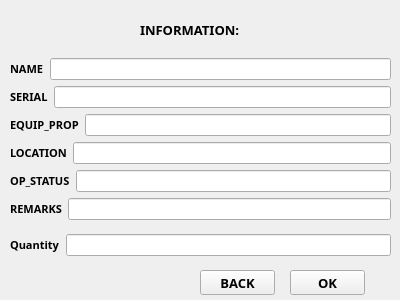
First picture: the form in information.ui, repository markytools/sume-borrower-app, before the edit.
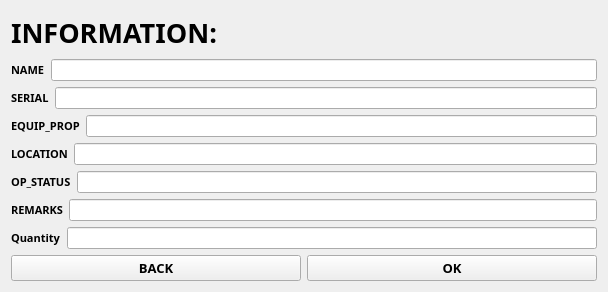
Second picture: the form after the edit.

Diff of the .ui file:
```diff
--- a/information.ui
+++ b/information.ui
@@ -6,34 +6,46 @@
    <rect>
     <x>0</x>
     <y>0</y>
-    <width>400</width>
-    <height>300</height>
+    <width>608</width>
+    <height>292</height>
    </rect>
   </property>
   <property name="minimumSize">
    <size>
-    <width>400</width>
-    <height>300</height>
+    <width>0</width>
+    <height>0</height>
    </size>
   </property>
   <property name="maximumSize">
    <size>
-    <width>400</width>
-    <height>300</height>
+    <width>16777215</width>
+    <height>16777215</height>
    </size>
   </property>
   <property name="windowTitle">
    <string>Form</string>
   </property>
-  <widget class="QWidget" name="layoutWidget">
-   <property name="geometry">
-    <rect>
-     <x>10</x>
-     <y>50</y>
-     <width>381</width>
-     <height>214</height>
-    </rect>
-   </property>
+  <layout class="QGridLayout" name="gridLayout">
+   <item row="0" column="0">
+    <layout class="QVBoxLayout" name="verticalLayout_4">
+     <item>
+      <widget class="QLabel" name="information">
+       <property name="font">
+        <font>
+         <family>Segoe UI Black</family>
+         <pointsize>20</pointsize>
+         <weight>75</weight>
+         <bold>true</bold>
+        </font>
+       </property>
+       <property name="text">
+        <string>INFORMATION:</string>
+       </property>
+      </widget>
+     </item>
+     <item>
+      <layout class="QVBoxLayout" name="verticalLayout_3">
+       <item>
    <layout class="QVBoxLayout" name="verticalLayout_2">
     <item>
      <layout class="QVBoxLayout" name="verticalLayout">
@@ -194,16 +206,11 @@
      </layout>
     </item>
    </layout>
-  </widget>
+       </item>
+       <item>
+        <layout class="QHBoxLayout" name="horizontalLayout_8">
+         <item>
   <widget class="QPushButton" name="BackButton">
-   <property name="geometry">
-    <rect>
-     <x>200</x>
-     <y>270</y>
-     <width>75</width>
-     <height>25</height>
-    </rect>
-   </property>
    <property name="font">
     <font>
      <family>Segoe UI Black</family>
@@ -216,15 +223,9 @@
     <string>BACK</string>
    </property>
   </widget>
+         </item>
+         <item>
   <widget class="QPushButton" name="OKButton">
-   <property name="geometry">
-    <rect>
-     <x>290</x>
-     <y>270</y>
-     <width>75</width>
-     <height>25</height>
-    </rect>
-   </property>
    <property name="font">
     <font>
      <family>Segoe UI Black</family>
@@ -237,27 +238,14 @@
     <string>OK</string>
    </property>
   </widget>
-  <widget class="QLabel" name="label_3">
-   <property name="geometry">
-    <rect>
-     <x>140</x>
-     <y>20</y>
-     <width>151</width>
-     <height>20</height>
-    </rect>
-   </property>
-   <property name="font">
-    <font>
-     <family>Segoe UI Black</family>
-     <pointsize>10</pointsize>
-     <weight>75</weight>
-     <bold>true</bold>
-    </font>
-   </property>
-   <property name="text">
-    <string>INFORMATION:</string>
-   </property>
-  </widget>
+         </item>
+        </layout>
+       </item>
+      </layout>
+     </item>
+    </layout>
+   </item>
+  </layout>
  </widget>
  <resources/>
  <connections/>
```
Lines whose indentation alone changed are shown as unchanged.
